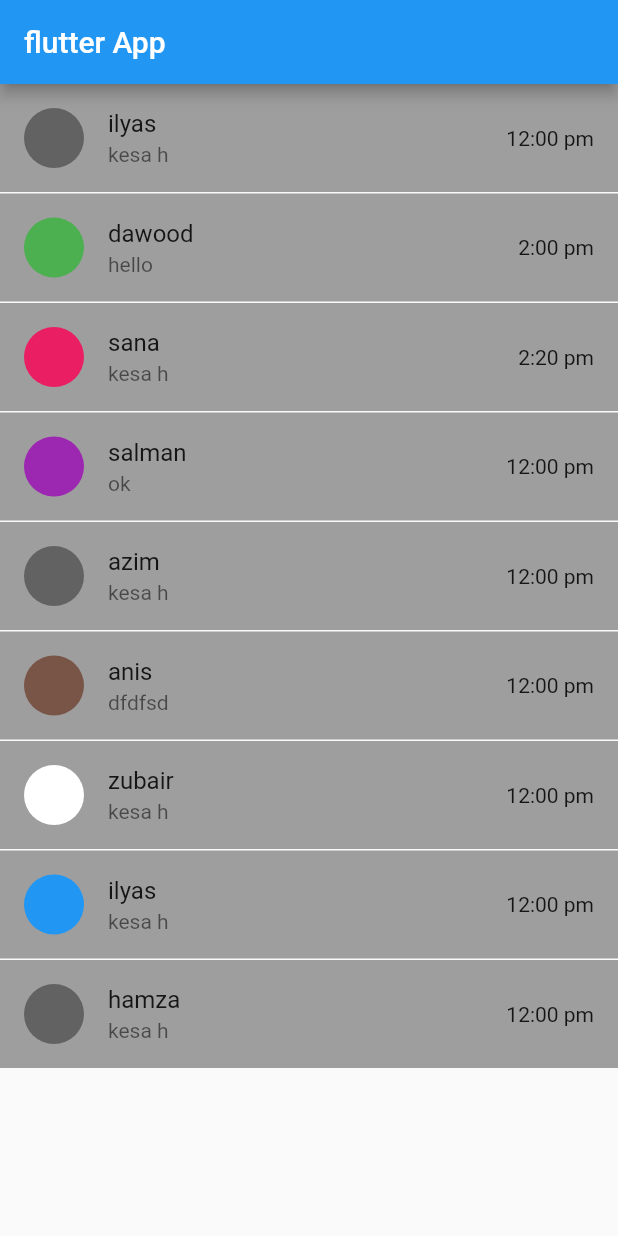
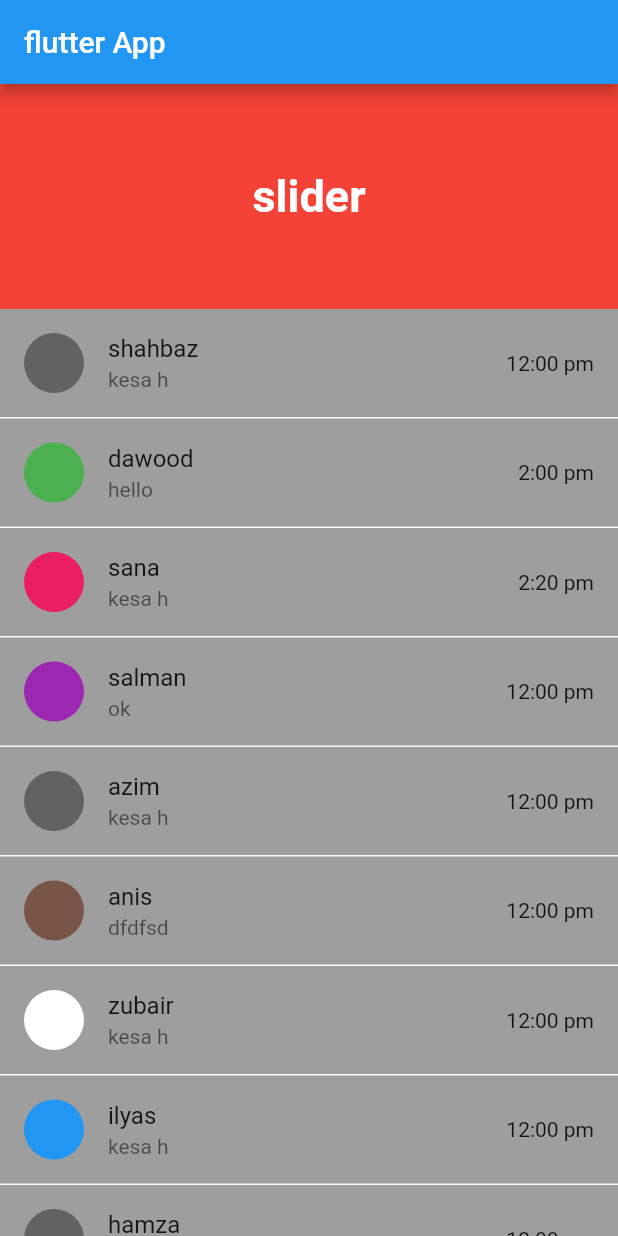
Before and after one commit to ilyas868/messagesClone_flutter, a Flutter app: the screen it shows after launch, on a phone screen of 412 x 824 dp. Run offline on Flutter 3.47's test engine with Material 2 defaults, Android fonts, the phone set to English and light mode, and no system bars.

Commit message:
changes done

```diff
--- a/app/lib/dashboard/sheet.dart
+++ b/app/lib/dashboard/sheet.dart
@@ -10,9 +10,31 @@ class HomePage extends StatelessWidget {
       appBar: AppBar(
         title: Text("flutter App"),
       ),
-      body: Column(
+      body:
+         Column(
            children: [
-            listTile(Colors.black38, "ilyas", "kesa h", "12:00 pm"),
+             Container(
+                height: 150,
+                width: MediaQuery.of(context).size.width *1.0,
+                color: Colors.red,
+                child: Center(
+                  child: Text("slider",
+                  style: TextStyle(
+                    color: Colors.white,
+                    fontWeight: FontWeight.bold,
+                    fontSize: 30,
+
+                  ),
+
+                  ),
+                ),
+
+             ),
+
+             Expanded(
+               child: ListView(
+                  children: [
+                    listTile(Colors.black38, "shahbaz", "kesa h", "12:00 pm"),
                     listTile(Colors.green, "dawood", "hello", "2:00 pm"),
                     listTile(Colors.pink, "sana", "kesa h", "2:20 pm"),
                     listTile(Colors.purple, "salman", "ok", "12:00 pm"),
@@ -20,13 +42,22 @@ class HomePage extends StatelessWidget {
                     listTile(Colors.brown, "anis", "dfdfsd", "12:00 pm"),
                     listTile(Colors.white, "zubair", "kesa h", "12:00 pm"),
                     listTile(Colors.blue, "ilyas", "kesa h", "12:00 pm"),
-            listTile(Colors.black38, "hamza", "kesa h", "12:00 pm"),
+                    listTile(Colors.black38, "hamza", "kesa hddfds", "12:00 pm"),
+                    listTile(Colors.purple, "hamza", "kesadsd h", "12:00 pm"),
+                    listTile(Colors.pink, "hamza", "kesadd dsh", "12:00 pm"),
+                    listTile(Colors.blue, "hamza", "kesasdsd h", "12:00 pm"),
+                    listTile(Colors.red, "hamza", "kesa dfdsfh", "12:00 pm"),
+                    listTile(Colors.black, "hamza", "kesdfsda h", "12:00 pm"),
 
                   ],
-      )
+                     ),
+             ),
+           ],
+         ),
+      );
 
 
 
-    );
+
   }
 }
```
Lines whose indentation alone changed are shown as unchanged.
